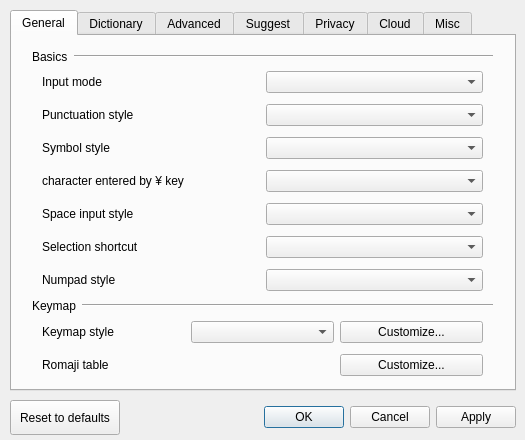
Qt form src/gui/config_dialog/config_dialog.ui (google/mozc) before a commit.
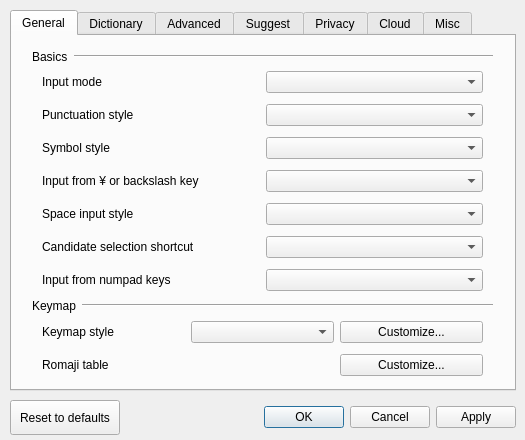
The same form after that commit. Custom widgets are drawn as their Qt base class.

Commit message:
Fix English message wording for config dialog.
BUG=
TEST=compile
REF_BUG=16917996
REF_CL=100047597

Diff of the .ui file:
```diff
--- a/src/gui/config_dialog/config_dialog.ui
+++ b/src/gui/config_dialog/config_dialog.ui
@@ -150,14 +150,14 @@
        <item row="5" column="0">
         <widget class="QLabel" name="selectionShortcutModeLabel">
          <property name="text">
-          <string>Selection shortcut</string>
+          <string>Candidate selection shortcut</string>
          </property>
         </widget>
        </item>
        <item row="6" column="0">
         <widget class="QLabel" name="numpadCharacterFormLabel">
          <property name="text">
-          <string>Numpad style</string>
+          <string>Input from numpad keys</string>
          </property>
         </widget>
        </item>
@@ -174,7 +174,7 @@
        <item row="3" column="0">
         <widget class="QLabel" name="yenSignLabel">
          <property name="text">
-          <string>character entered by ¥ key</string>
+          <string>Input from ¥ or backslash key</string>
          </property>
         </widget>
        </item>
```
Left out of the diff: 4 changed lines with no effect on the pictures. The commit also changes 5 other files.
